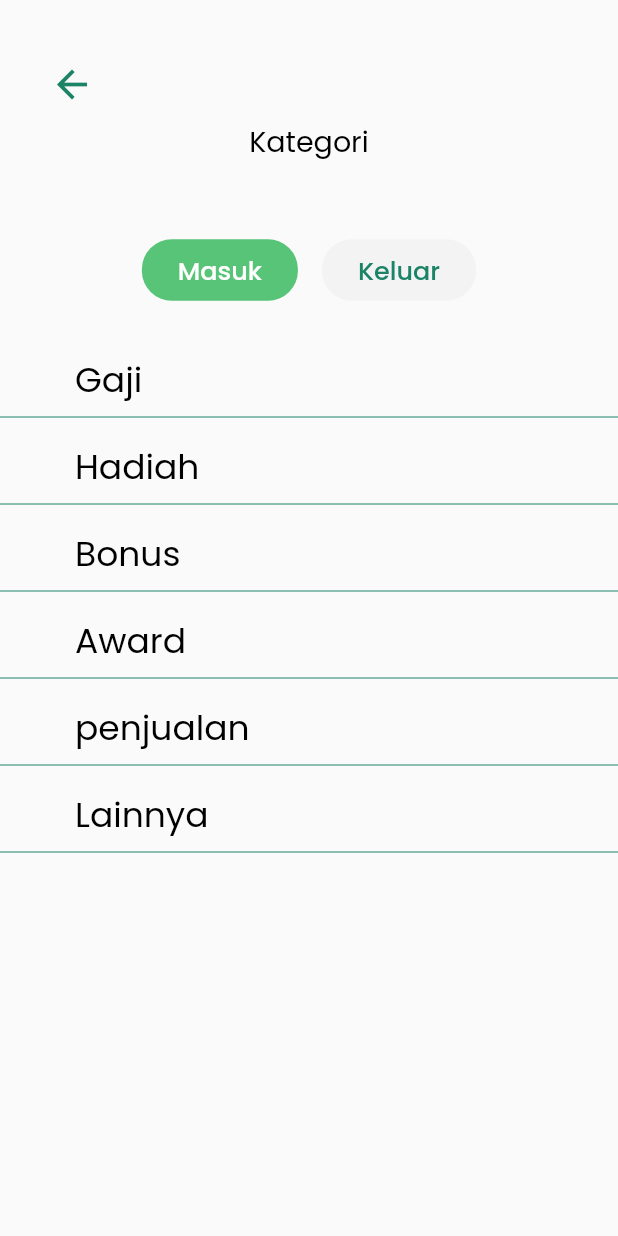
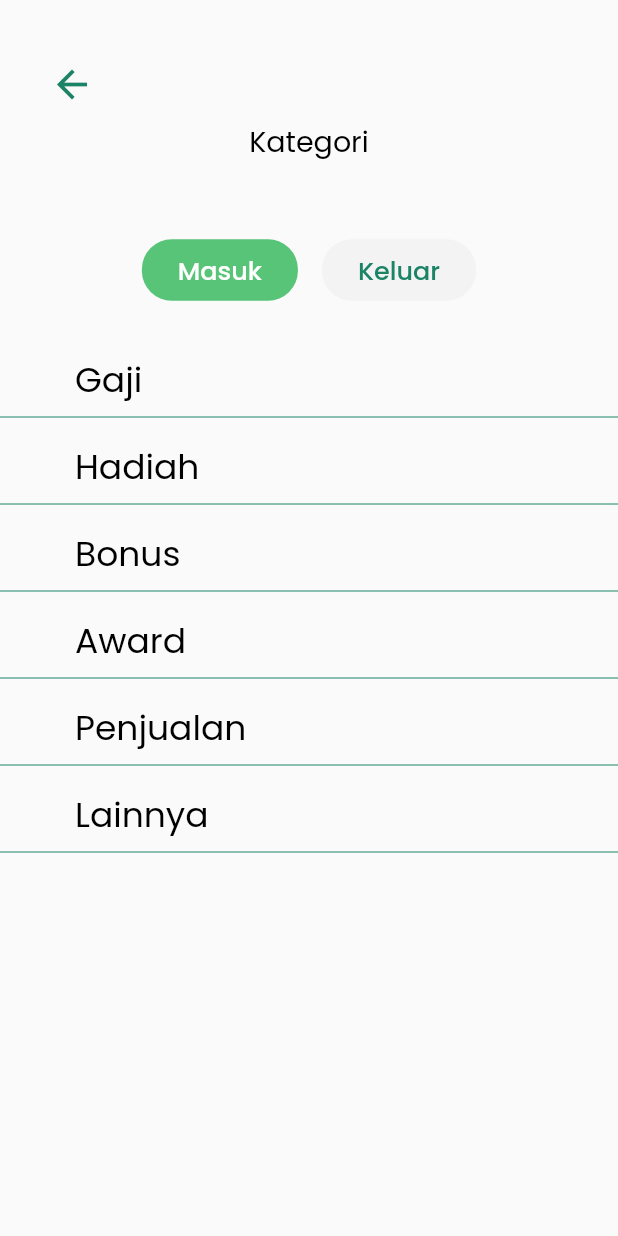
Before and after one commit to adityandar/simpanuang, a Flutter app: the AddTransactionPage screen opened by its route, after a tap on "Pilih Kategori", on a phone screen of 412 x 824 dp. Run offline on Flutter 3.47's test engine with Material 2 defaults, Android fonts, the phone set to English and light mode, and no system bars; our stand-ins replace google_fonts.

Commit message:
Update choose category

```diff
--- a/lib/pages/choose_category_page.dart
+++ b/lib/pages/choose_category_page.dart
@@ -10,12 +10,12 @@ class ChooseCategoryPage extends StatefulWidget {
 
 class _ChooseCategoryPageState extends State<ChooseCategoryPage> {
   final List kategoriMasuk = [
-    'Gaji',
-    'Hadiah',
-    'Bonus',
-    'Award',
-    'penjualan',
-    'Lainnya',
+    {'id': 0, 'title': 'Gaji'},
+    {'id': 1, 'title': 'Hadiah'},
+    {'id': 2, 'title': 'Bonus'},
+    {'id': 3, 'title': 'Award'},
+    {'id': 4, 'title': 'Penjualan'},
+    {'id': 5, 'title': 'Lainnya'}
   ];
 
   final List kategoriKeluar = [
@@ -34,7 +34,7 @@ class _ChooseCategoryPageState extends State<ChooseCategoryPage> {
     {'id': 12, 'title': 'Keluarga'},
     {'id': 13, 'title': 'Investasi'},
     {'id': 14, 'title': 'Asuransi'},
-    {'id': 16, 'title': 'Lainnya'},
+    {'id': 15, 'title': 'Lainnya'},
   ];
 
   int _currIdx = 0;
@@ -111,14 +111,22 @@ class _ChooseCategoryPageState extends State<ChooseCategoryPage> {
               ? Column(
                   children: kategoriMasuk
                       .map(
-                        (item) => CategoryTile(item),
+                        (item) => GestureDetector(
+                            onTap: () {
+                              Navigator.pop(context, [item, 0]);
+                            },
+                            child: CategoryTile(item['title'])),
                       )
                       .toList(),
                 )
               : Column(
                   children: kategoriKeluar
                       .map(
-                        (item) => CategoryTile(item['title']),
+                        (item) => GestureDetector(
+                            onTap: () {
+                              Navigator.pop(context, [item, 1]);
+                            },
+                            child: CategoryTile(item['title'])),
                       )
                       .toList(),
                 ),
--- a/lib/pages/transactions/add_transaction_page.dart
+++ b/lib/pages/transactions/add_transaction_page.dart
@@ -1,8 +1,17 @@
 import 'package:flutter/material.dart';
+import 'package:simpanuang/pages/choose_category_page.dart';
 import 'package:simpanuang/theme.dart';
 import 'package:simpanuang/widgets/custom_back_button.dart';
 
-class AddTransactionPage extends StatelessWidget {
+class AddTransactionPage extends StatefulWidget {
+  @override
+  _AddTransactionPageState createState() => _AddTransactionPageState();
+}
+
+class _AddTransactionPageState extends State<AddTransactionPage> {
+  int currCategoryId = -1;
+  String currCategoryTitle = "";
+  int currCategoryType = 0;
   @override
   Widget build(BuildContext context) {
     return Scaffold(
@@ -74,8 +83,17 @@ class AddTransactionPage extends StatelessWidget {
                     SizedBox(width: 14),
                     Expanded(
                       child: GestureDetector(
-                        onTap: () {
-                          Navigator.pushNamed(context, '/choose-category');
+                        onTap: () async {
+                          List result = await Navigator.push(
+                              context,
+                              MaterialPageRoute(
+                                  builder: (context) => ChooseCategoryPage()));
+                          print(result);
+                          setState(() {
+                            currCategoryId = result[0]['id'];
+                            currCategoryTitle = result[0]['title'];
+                            currCategoryType = result[1];
+                          });
                         },
                         child: Container(
                           decoration: BoxDecoration(
@@ -86,10 +104,14 @@ class AddTransactionPage extends StatelessWidget {
                           padding:
                               EdgeInsets.symmetric(horizontal: 16, vertical: 8),
                           child: Text(
-                            'Pilih Kategori',
+                            (currCategoryId == -1)
+                                ? 'Pilih Kategori'
+                                : currCategoryTitle,
                             style: greenTextStyle.copyWith(
                               fontSize: 19,
-                              color: Color(0x9957C478),
+                              color: (currCategoryId != -1)
+                                  ? primaryColor
+                                  : Color(0x9957C478),
                             ),
                           ),
                         ),
```
